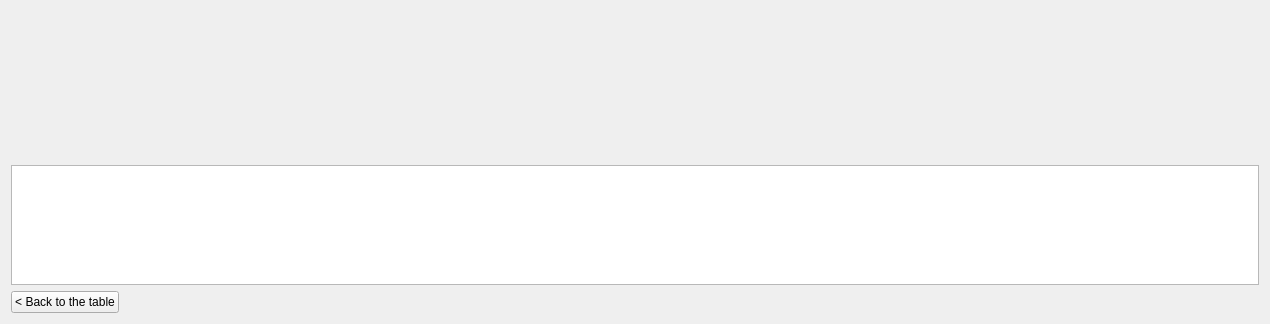
Qt form gallery.ui (kuba-moo/GardenDB) before a commit; both pictures show x 0 to 1270 and y 426 to 750 of the 1270 by 750 pixel window.
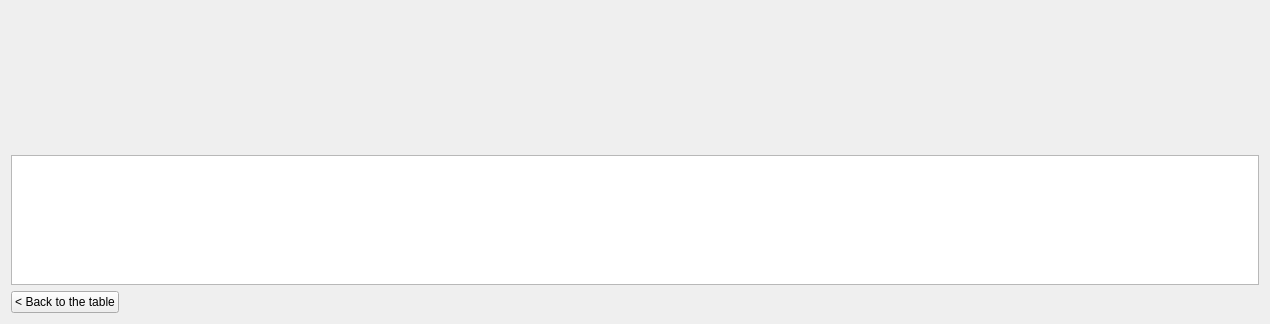
The same form after that commit. Icons and pictures are not drawn.

Commit message: Stworzenie ImageListModel.

Diff of the .ui file:
```diff
--- a/gallery.ui
+++ b/gallery.ui
@@ -127,7 +127,7 @@
     </layout>
    </item>
    <item>
-    <widget class="QListWidget" name="listWidget">
+    <widget class="QListView" name="listView">
      <property name="sizePolicy">
       <sizepolicy hsizetype="Expanding" vsizetype="Fixed">
        <horstretch>0</horstretch>
@@ -137,7 +137,7 @@
      <property name="maximumSize">
       <size>
        <width>16777215</width>
-       <height>120</height>
+       <height>130</height>
       </size>
      </property>
      <property name="editTriggers">
```
The commit also changes 17 other files.
